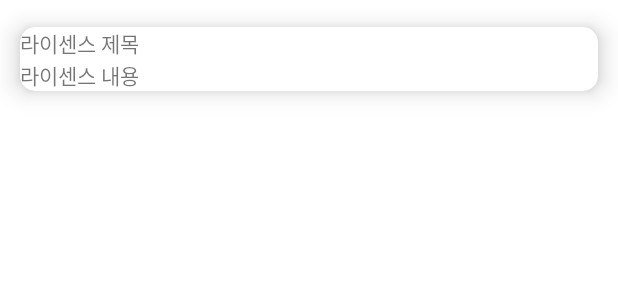
After one commit to ictechgy/MaskRadar, an Android app: the layout card_view_license.xml on its own in the app's theme, with its tools: preview values and no code run, on a phone screen of 412 x 824 dp. The commit adds this screen. Shown: the top 300 px of the screen. Run offline under Robolectric (Android 15) with nearby library versions, the phone set to English and light mode, and no system bars.

Commit message:
adding license

```diff
--- /dev/null
+++ b/app/src/main/res/layout/card_view_license.xml
@@ -0,0 +1,38 @@
+<?xml version="1.0" encoding="utf-8"?>
+<androidx.constraintlayout.widget.ConstraintLayout xmlns:android="http://schemas.android.com/apk/res/android"
+    android:layout_width="match_parent"
+    android:layout_height="match_parent"
+    xmlns:app="http://schemas.android.com/apk/res-auto">
+
+    <LinearLayout
+        android:layout_width="match_parent"
+        android:layout_height="match_parent"
+        app:layout_constraintBottom_toBottomOf="parent"
+        app:layout_constraintEnd_toEndOf="parent"
+        app:layout_constraintStart_toStartOf="parent"
+        app:layout_constraintTop_toTopOf="parent">
+
+        <com.google.android.material.card.MaterialCardView
+            android:layout_width="match_parent"
+            android:layout_height="wrap_content"
+            app:cardCornerRadius="10dp"
+            app:cardElevation="10dp"
+            app:cardUseCompatPadding="true">
+            <LinearLayout
+                android:layout_width="match_parent"
+                android:layout_height="match_parent"
+                android:orientation="vertical">
+                <com.google.android.material.textview.MaterialTextView
+                    android:layout_width="match_parent"
+                    android:layout_height="wrap_content"
+                    android:text="라이센스 제목"/>
+                <com.google.android.material.textview.MaterialTextView
+                    android:layout_width="match_parent"
+                    android:layout_height="wrap_content"
+                    android:text="라이센스 내용"
+                    />
+            </LinearLayout>
+        </com.google.android.material.card.MaterialCardView>
+    </LinearLayout>
+
+</androidx.constraintlayout.widget.ConstraintLayout>
```
Also changed, not shown: app/src/main/java/com/jh/mask_radar/ui/about/LicenseFragment.java (+39 -1 lines), app/src/main/res/layout/fragment_license.xml (+23 -2 lines).
